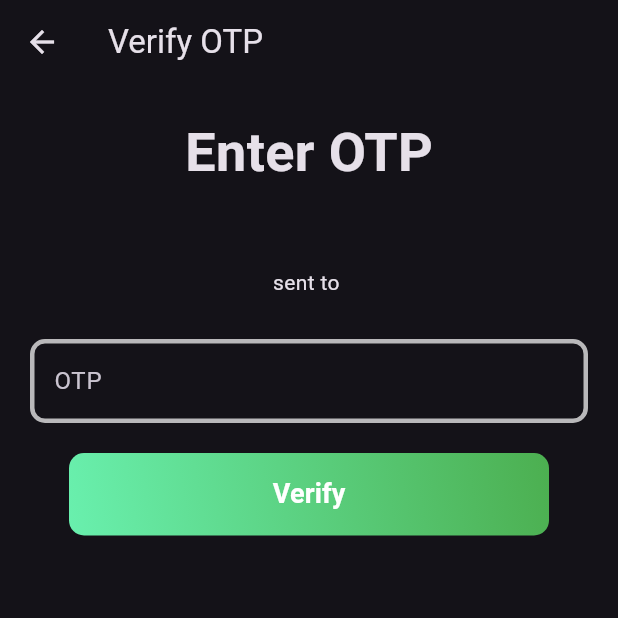
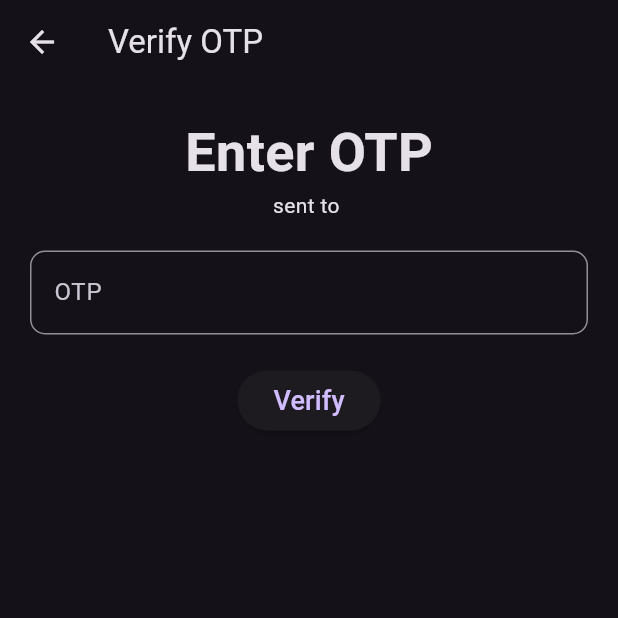
Before and after one commit to Shiva-Shankar-Dev/ecom_app, a Flutter app: the OtpPage screen opened directly with empty values, after a tap on "Verify", on a phone screen of 412 x 824 dp, the top half of it. Run offline on Flutter 3.47's test engine with Material 3 defaults, Android fonts, the phone set to English and light mode, and no system bars; our stand-ins replace firebase_auth, firebase_core; missing offline and left inert: excel; accounts and stored records are empty.

```diff
--- a/lib/screens/otp_page.dart
+++ b/lib/screens/otp_page.dart
@@ -1,49 +1,53 @@
 import 'package:flutter/material.dart';
-import 'package:supabase_flutter/supabase_flutter.dart';
+import 'package:firebase_auth/firebase_auth.dart';
 
 class OtpPage extends StatefulWidget {
   final String phone;
-  const OtpPage({Key? key, required this.phone}) : super(key: key);
+  final String verificationId;
+
+  const OtpPage({
+    Key? key,
+    required this.phone,
+    required this.verificationId,
+  }) : super(key: key);
 
   @override
   State<OtpPage> createState() => _OtpPageState();
 }
 
 class _OtpPageState extends State<OtpPage> {
-  final TextEditingController _otpController = TextEditingController();
+  final _otpController = TextEditingController();
   bool _isVerifying = false;
+  late String verificationId;
+  late String phone;
+
+  @override
+  void initState() {
+    super.initState();
+    verificationId = widget.verificationId!;
+    phone = widget.phone!;
+  }
 
   void _verifyOtp() async {
     final otp = _otpController.text.trim();
     if (otp.isEmpty) return;
 
-    setState(() {
-      _isVerifying = true;
-    });
+    setState(() => _isVerifying = true);
 
     try {
-      final res = await Supabase.instance.client.auth.verifyOTP(
-        phone: widget.phone,
-        token: otp,
-        type: OtpType.sms,
+      final credential = PhoneAuthProvider.credential(
+        verificationId: verificationId,
+        smsCode: otp,
       );
 
-      if (res.user != null) {
-        Navigator.pushReplacementNamed(context, '/home');
-      } else {
-        ScaffoldMessenger.of(
-          context,
-        ).showSnackBar(SnackBar(content: Text('Verification failed')));
-      }
-    } catch (e) {
-      ScaffoldMessenger.of(
-        context,
-      ).showSnackBar(SnackBar(content: Text('Error: ${e.toString()}')));
+      await FirebaseAuth.instance.signInWithCredential(credential);
+
+      Navigator.pushReplacementNamed(context, '/home'); // ✅ OTP success
+    } on FirebaseAuthException catch (e) {
+      ScaffoldMessenger.of(context).showSnackBar(SnackBar(content: Text(e.message ?? 'Error')));
     }
 
-    setState(() {
-      _isVerifying = false;
-    });
+    setState(() => _isVerifying = false);
   }
 
   @override
@@ -54,55 +58,23 @@ class _OtpPageState extends State<OtpPage> {
         padding: const EdgeInsets.all(20.0),
         child: Column(
           children: [
-            Text(
-              'Enter OTP\n',
-              style: TextStyle(fontSize: 36, fontWeight: FontWeight.bold),
-            ),
-            Text('sent to ${widget.phone}'),
-            SizedBox(height: 28),
-            TextFormField(
+            Text('Enter OTP', style: TextStyle(fontSize: 36, fontWeight: FontWeight.bold)),
+            Text('sent to $phone'),
+            SizedBox(height: 20),
+            TextField(
               controller: _otpController,
               keyboardType: TextInputType.number,
               decoration: InputDecoration(
                 labelText: 'OTP',
-                enabledBorder: OutlineInputBorder(
-                  borderRadius: BorderRadius.circular(10),
-                  borderSide: BorderSide(color: Colors.white70, width: 3),
-                ),
-                focusedBorder: OutlineInputBorder(
-                  borderRadius: BorderRadius.circular(10),
-                  borderSide: BorderSide(color: Colors.greenAccent, width: 3),
-                ),
+                border: OutlineInputBorder(borderRadius: BorderRadius.circular(10)),
               ),
             ),
             SizedBox(height: 20),
-            Container(
-              decoration: BoxDecoration(
-                gradient: const LinearGradient(
-                  colors: [Colors.greenAccent, Colors.green],
-                  begin: Alignment.bottomLeft,
-                  end: Alignment.topRight,
-                ),
-                borderRadius: BorderRadius.circular(10),
-              ),
-              child: ElevatedButton(
-                onPressed: _isVerifying ? null : _verifyOtp,
-                style: ElevatedButton.styleFrom(
-                  fixedSize: const Size(320, 55),
-                  shadowColor: Colors.transparent,
-                  backgroundColor: Colors.transparent,
-                ),
-                child: _isVerifying
-                    ? CircularProgressIndicator()
-                    : Text(
-                        'Verify',
-                        style: TextStyle(
-                          color: Colors.white,
-                          fontSize: 18,
-                          fontWeight: FontWeight.bold,
-                        ),
-                      ),
-              ),
+            ElevatedButton(
+              onPressed: _isVerifying ? null : _verifyOtp,
+              child: _isVerifying
+                  ? CircularProgressIndicator()
+                  : Text('Verify', style: TextStyle(fontSize: 18)),
             ),
           ],
         ),
--- a/pubspec.yaml
+++ b/pubspec.yaml
@@ -36,7 +36,8 @@ dependencies:
   supabase_flutter: ^2.9.0
   fpdart: ^1.1.1
   excel: ^2.1.0
-  file_picker: ^6.1.1
+  firebase_core: ^2.27.0
+  firebase_auth: ^4.17.8
   hive: ^2.2.3
   hive_flutter: ^1.1.0
   path_provider: ^2.1.1
```
Also changed, not shown: lib/main.dart (+20 -8 lines), lib/screens/home_page.dart (+1 -48 lines), lib/screens/mobile_login_page.dart (+30 -72 lines), package-lock.json (added), pubspec.lock, 5 other files.
